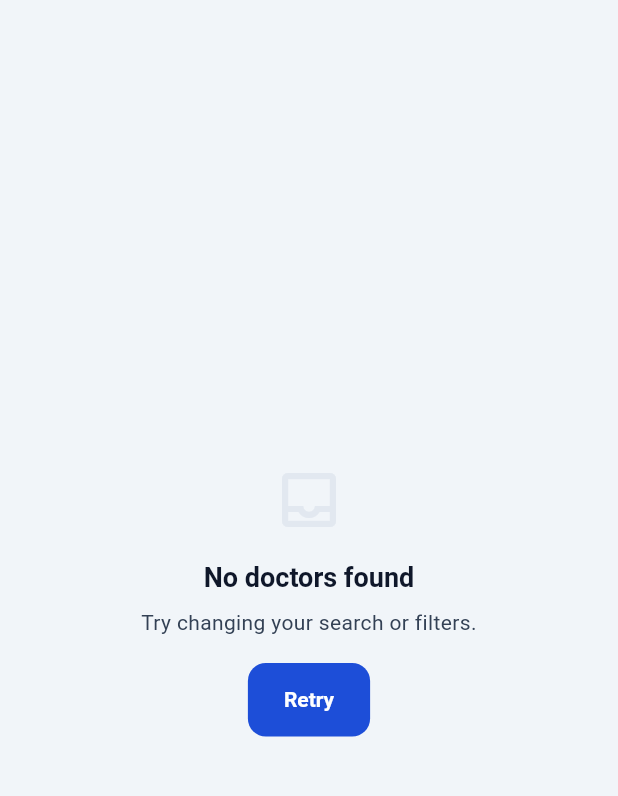
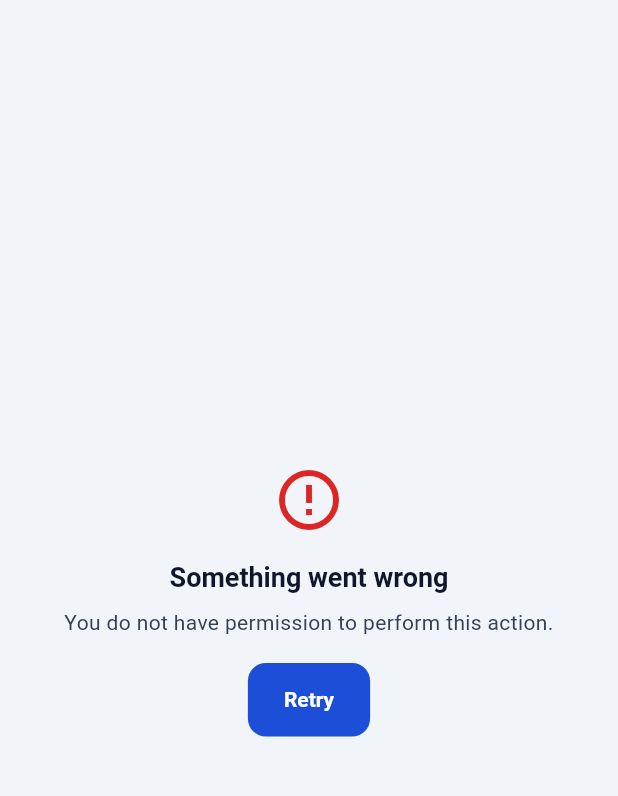
Before and after one commit to kamal635/doctor_speed_app, a Flutter app: the screen it shows after launch, on a phone screen of 412 x 824 dp, the part 60-856 px from its top. Run offline on Flutter 3.47's test engine with Material 3 defaults, Android fonts, the phone set to English and light mode, and no system bars; our stand-ins replace dio, flutter_riverpod, flutter_secure_storage, go_router, shared_preferences, skeletonizer.

Commit message:
feat(shared/state): add error state widget

```diff
--- a/lib/app/router/app_router.dart
+++ b/lib/app/router/app_router.dart
@@ -1,4 +1,6 @@
-import 'package:doctor_speed_app/shared/widgets/state_views/app_empty_state.dart';
+import 'package:doctor_speed_app/core/errors/failure.dart';
+import 'package:doctor_speed_app/core/errors/failure_code.dart';
+import 'package:doctor_speed_app/shared/widgets/state_views/app_error_state.dart';
 import 'package:flutter/material.dart';
 import 'package:go_router/go_router.dart';
 
@@ -23,9 +25,11 @@
   Widget build(BuildContext context) {
     return Scaffold(
       appBar: AppBar(title: const Text('Doctor Speed')),
-      body: AppEmptyState(
-        title: 'No doctors found',
-        message: 'Try changing your search or filters.',
+      body: AppErrorState(
+        failure: Failure(
+          code: FailureCode.forbidden,
+          message: 'This is a placeholder page.',
+        ),
         actionLabel: 'Retry',
         onActionPressed: () {},
       ),
--- /dev/null
+++ b/lib/shared/widgets/state_views/app_error_state.dart
@@ -0,0 +1,71 @@
+import 'package:doctor_speed_app/core/extensions/build_context_theme_x.dart';
+import 'package:doctor_speed_app/shared/design_system/app_gaps.dart';
+import 'package:flutter/material.dart';
+
+import '../../../core/errors/failure.dart';
+import '../../../core/extensions/failure_x.dart';
+import '../buttons/app_button.dart';
+
+class AppErrorState extends StatelessWidget {
+  const AppErrorState({
+    super.key,
+    this.title = 'Something went wrong',
+    this.message,
+    this.failure,
+    this.icon = Icons.error_outline,
+    this.actionLabel,
+    this.onActionPressed,
+  });
+
+  final String title;
+  final String? message;
+  final Failure? failure;
+  final IconData icon;
+  final String? actionLabel;
+  final VoidCallback? onActionPressed;
+
+  @override
+  Widget build(BuildContext context) {
+    final textTheme = context.textTheme;
+    final colorScheme = context.colorScheme;
+    final resolvedMessage = message ?? failure?.displayMessage;
+
+    return Center(
+      child: Padding(
+        padding: const EdgeInsets.all(24),
+        child: Column(
+          mainAxisSize: MainAxisSize.min,
+          children: [
+            Icon(icon, size: 48, color: colorScheme.error),
+
+            AppGaps.h16,
+
+            Text(
+              title,
+              style: textTheme.titleLarge,
+              textAlign: TextAlign.center,
+            ),
+            if (resolvedMessage != null) ...[
+              AppGaps.h8,
+
+              Text(
+                resolvedMessage,
+                style: textTheme.bodyMedium,
+                textAlign: TextAlign.center,
+              ),
+            ],
+            if (actionLabel != null && onActionPressed != null) ...[
+              AppGaps.h16,
+
+              AppButton(
+                label: actionLabel!,
+                isExpanded: false,
+                onPressed: onActionPressed,
+              ),
+            ],
+          ],
+        ),
+      ),
+    );
+  }
+}
```
